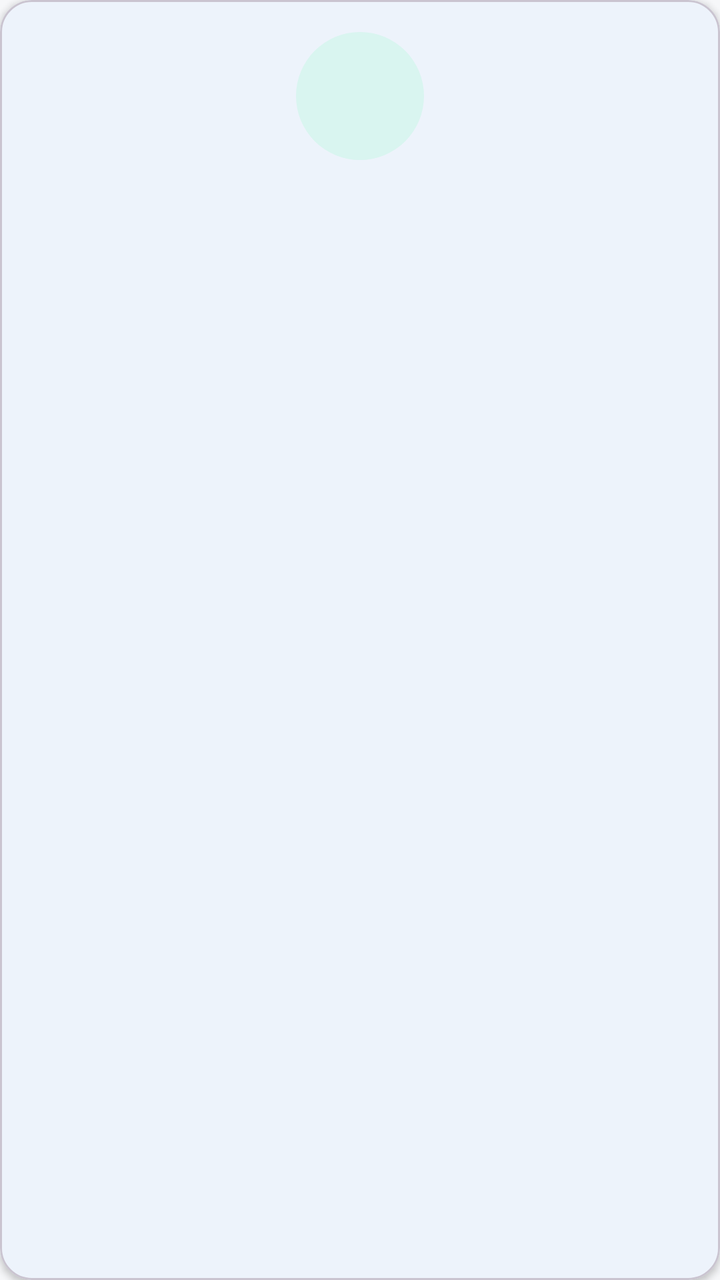
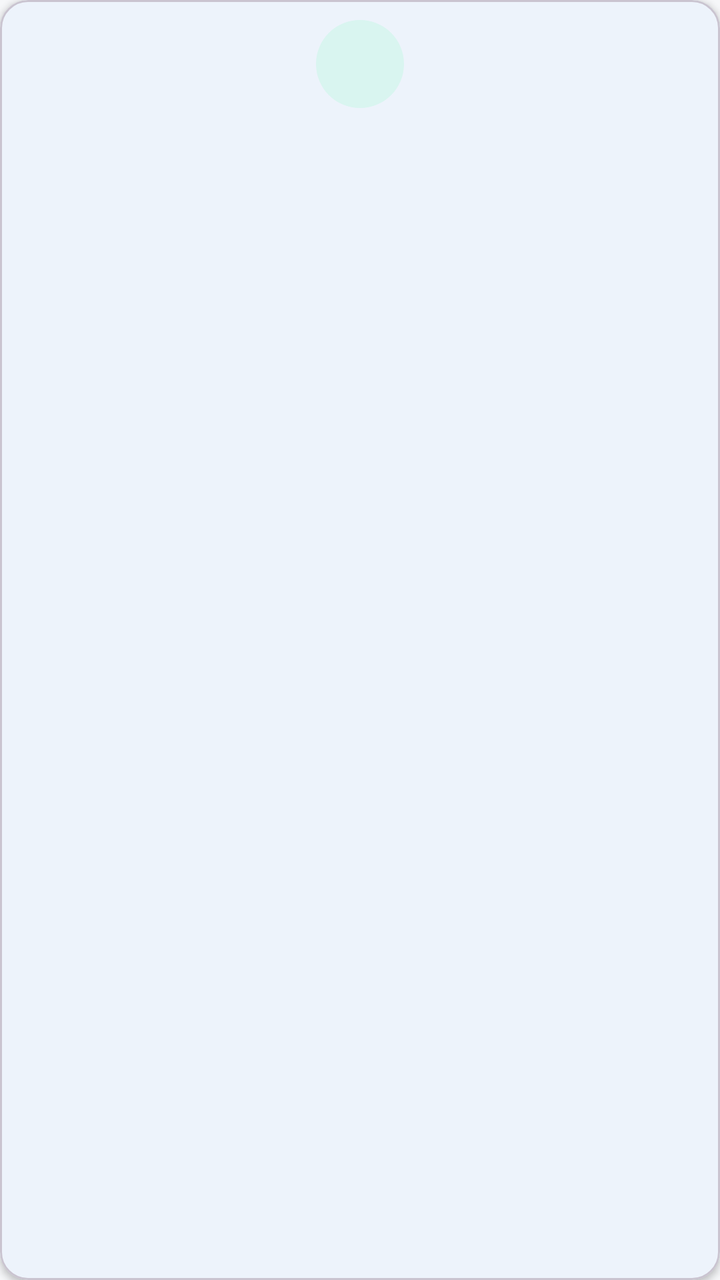

Screens rendered from an Android XML layout before and after an edit, with the pre-edit source and the edit as a unified diff.
<!-- AndroidManifest.xml: application theme Theme.Hakunaa -->
<!-- res/layout/item_image_tool.xml -->
<?xml version="1.0" encoding="utf-8"?>
<com.google.android.material.card.MaterialCardView
    xmlns:android="http://schemas.android.com/apk/res/android"
    xmlns:app="http://schemas.android.com/apk/res-auto"
    android:layout_width="match_parent"
    android:layout_height="wrap_content"
    app:cardCornerRadius="16dp"
    app:cardElevation="2dp">

    <LinearLayout
        android:layout_width="match_parent"
        android:layout_height="wrap_content"
        android:gravity="center_horizontal"
        android:orientation="vertical"
        android:padding="16dp">

        <FrameLayout
            android:layout_width="64dp"
            android:layout_height="64dp"
            android:background="@drawable/bg_tool_icon_tint">

            <ImageView
                android:id="@+id/ivIcon"
                android:layout_width="36dp"
                android:layout_height="36dp"
                android:layout_gravity="center"
                android:tint="@color/hakunaa_teal" />
        </FrameLayout>

        <TextView
            android:id="@+id/tvTitle"
            android:layout_width="wrap_content"
            android:layout_height="wrap_content"
            android:layout_marginTop="10dp"
            android:ellipsize="end"
            android:maxLines="1"
            android:textColor="@color/hakunaa_text"
            android:textSize="15sp"
            android:textStyle="bold" />

        <TextView
            android:id="@+id/tvSubtitle"
            android:layout_width="wrap_content"
            android:layout_height="wrap_content"
            android:layout_marginTop="2dp"
            android:ellipsize="end"
            android:maxLines="1"
            android:textColor="@color/hakunaa_text_secondary"
            android:textSize="12sp" />
    </LinearLayout>
</com.google.android.material.card.MaterialCardView>
<!-- resources referenced by this layout -->
<resources>
  <color name="hakunaa_teal">#00BFA5</color>
  <color name="hakunaa_text">#111827</color>
  <color name="hakunaa_text_secondary">#5B6472</color>
  <!-- drawable bg_tool_icon_tint (drawable) -->
  <?xml version="1.0" encoding="utf-8"?>
  <shape xmlns:android="http://schemas.android.com/apk/res/android"
      android:shape="oval">
      <solid android:color="#D9F5F0" />
  </shape>
  <style name="Theme.Hakunaa" parent="Theme.Material3.Light.NoActionBar">
          <item name="colorPrimary">@color/hakunaa_primary</item>
          <item name="colorPrimaryDark">@color/hakunaa_primary_dark</item>
          <item name="colorOnPrimary">@color/hakunaa_on_primary</item>
          <item name="android:windowBackground">@color/hakunaa_background</item>
          <item name="colorSurface">@color/hakunaa_surface</item>
          <item name="android:textColorPrimary">@color/hakunaa_text</item>
          <item name="android:textColorSecondary">@color/hakunaa_text_secondary</item>
      </style>
  <color name="hakunaa_primary">#0B57D0</color>
  <color name="hakunaa_primary_dark">#0842A0</color>
  <color name="hakunaa_on_primary">#FFFFFF</color>
  <color name="hakunaa_background">#F6F7F9</color>
  <color name="hakunaa_surface">#FFFFFF</color>
</resources>

<!-- the commit's change to res/layout/item_image_tool.xml (unified diff, before → after) -->
@@ -4,7 +4,7 @@
     xmlns:app="http://schemas.android.com/apk/res-auto"
     android:layout_width="match_parent"
     android:layout_height="wrap_content"
-    app:cardCornerRadius="16dp"
+    app:cardCornerRadius="14dp"
     app:cardElevation="2dp">
 
     <LinearLayout
@@ -12,17 +12,17 @@
         android:layout_height="wrap_content"
         android:gravity="center_horizontal"
         android:orientation="vertical"
-        android:padding="16dp">
+        android:padding="10dp">
 
         <FrameLayout
-            android:layout_width="64dp"
-            android:layout_height="64dp"
+            android:layout_width="44dp"
+            android:layout_height="44dp"
             android:background="@drawable/bg_tool_icon_tint">
 
             <ImageView
                 android:id="@+id/ivIcon"
-                android:layout_width="36dp"
-                android:layout_height="36dp"
+                android:layout_width="24dp"
+                android:layout_height="24dp"
                 android:layout_gravity="center"
                 android:tint="@color/hakunaa_teal" />
         </FrameLayout>
@@ -31,11 +31,11 @@
             android:id="@+id/tvTitle"
             android:layout_width="wrap_content"
             android:layout_height="wrap_content"
-            android:layout_marginTop="10dp"
+            android:layout_marginTop="6dp"
             android:ellipsize="end"
             android:maxLines="1"
             android:textColor="@color/hakunaa_text"
-            android:textSize="15sp"
+            android:textSize="13sp"
             android:textStyle="bold" />
 
         <TextView
@@ -46,6 +46,6 @@
             android:ellipsize="end"
             android:maxLines="1"
             android:textColor="@color/hakunaa_text_secondary"
-            android:textSize="12sp" />
+            android:textSize="10sp" />
     </LinearLayout>
 </com.google.android.material.card.MaterialCardView>
